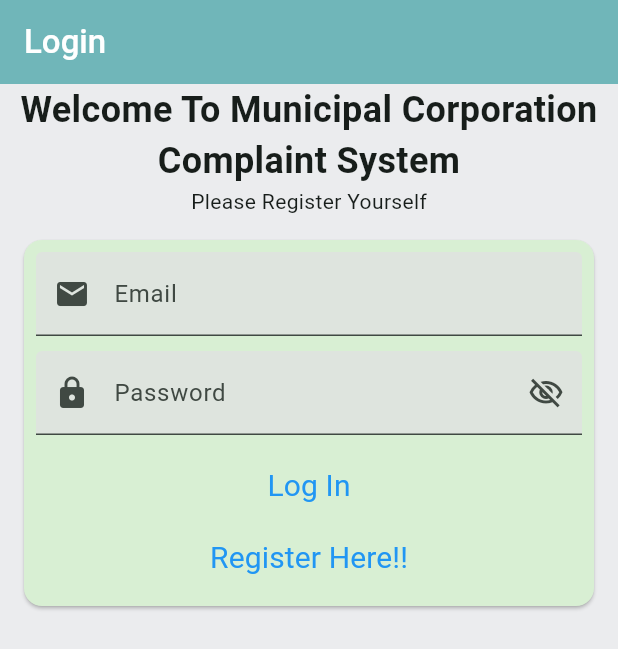
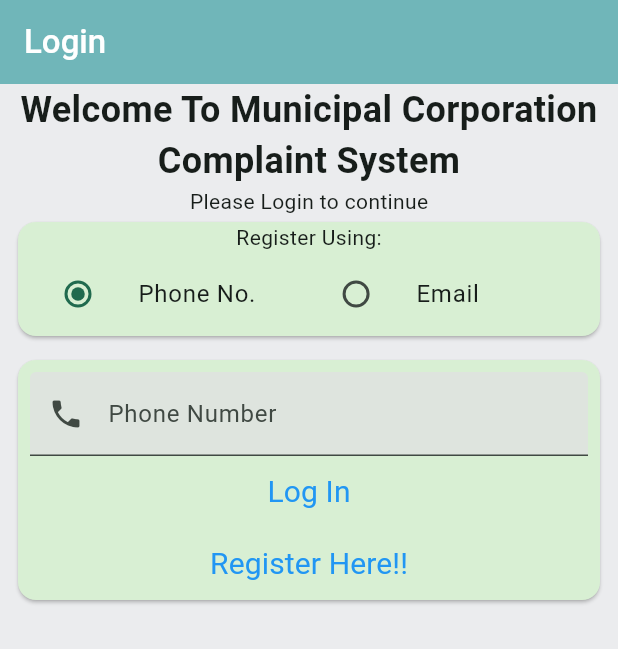
Before and after one commit to Omkar-t06/My_MCMS_App, a Flutter app: the screen it shows after launch, on a phone screen of 412 x 824 dp. Shown: the top 649 px of the screen. Run offline on Flutter 3.47's test engine with Material 3 defaults, Android fonts, the phone set to English and light mode, and no system bars; our stand-ins replace firebase_auth, firebase_core; accounts and stored records are empty.

Commit message:
Changes in Login UI and Logic

```diff
--- a/lib/constants/router.dart
+++ b/lib/constants/router.dart
@@ -1,4 +1,5 @@
 import 'package:flutter/material.dart';
+import 'package:my_mcms/views/client_views/client_home_view.dart';
 import 'package:my_mcms/views/login_view.dart';
 import 'package:my_mcms/views/registration_view.dart';
 import 'package:my_mcms/views/verify_email.dart';
@@ -20,6 +21,11 @@ Route<dynamic> generateRoute(RouteSettings routeSettings) {
         settings: routeSettings,
         builder: (context) => const VerifyEmail(),
       );
+    case ClientHomeView.route:
+      return MaterialPageRoute(
+        settings: routeSettings,
+        builder: (context) => const ClientHomeView(),
+      );
     default:
       return MaterialPageRoute(
         settings: routeSettings,
--- a/lib/main.dart
+++ b/lib/main.dart
@@ -26,13 +26,13 @@ class MyApp extends StatelessWidget {
         useMaterial3: true,
       ),
       onGenerateRoute: (settings) => generateRoute(settings),
-      home: const HomePage(),
+      home: const ViewBuilder(),
     );
   }
 }
 
-class HomePage extends StatelessWidget {
-  const HomePage({super.key});
+class ViewBuilder extends StatelessWidget {
+  const ViewBuilder({super.key});
 
   @override
   Widget build(BuildContext context) {
--- a/lib/views/login_view.dart
+++ b/lib/views/login_view.dart
@@ -3,12 +3,16 @@
 import 'package:firebase_auth/firebase_auth.dart';
 import 'package:flutter/material.dart';
 import 'package:my_mcms/constants/colors.dart';
+import 'package:my_mcms/constants/enums.dart';
 import 'package:my_mcms/constants/text_style.dart';
+import 'package:my_mcms/utils/message_widget/show_otp_dialog.dart';
 import 'package:my_mcms/utils/message_widget/show_snackbar.dart';
+import 'package:my_mcms/views/client_views/client_home_view.dart';
 import 'package:my_mcms/views/registration_view.dart';
 import 'package:my_mcms/utils/widgets/auth_textfield.dart';
 import 'package:my_mcms/utils/widgets/custom_appbar.dart';
 import 'package:my_mcms/utils/widgets/title_text.dart';
+import 'package:my_mcms/views/verify_email.dart';
 
 class LoginView extends StatefulWidget {
   static const String route = '/login';
@@ -19,18 +23,67 @@ class LoginView extends StatefulWidget {
 }
 
 class _LoginViewState extends State<LoginView> {
+  RegistrationOptions _options = RegistrationOptions.phoneNo;
   final TextEditingController _emailController = TextEditingController();
+  final TextEditingController _phoneController = TextEditingController();
   final TextEditingController _passwordController = TextEditingController();
 
   @override
   void dispose() {
     _emailController.dispose();
+    _phoneController.dispose();
     _passwordController.dispose();
     super.dispose();
   }
 
+  void switchOptions(RegistrationOptions? value) {
+    setState(() {
+      _options = value!;
+    });
+  }
+
+  void phoneSign() async {
+    try {
+      await phoneSignInService(context, _phoneController.text.trim());
+    } catch (e) {
+      showSnackBar(context, e.toString());
+    }
+  }
+
+  Future<void> phoneSignInService(BuildContext context, String phoneNo) async {
+    TextEditingController codeController = TextEditingController();
+    await FirebaseAuth.instance.verifyPhoneNumber(
+      phoneNumber: phoneNo,
+      verificationCompleted: (PhoneAuthCredential credential) async {
+        await FirebaseAuth.instance.signInWithCredential(credential);
+      },
+      verificationFailed: (e) {
+        showSnackBar(
+          context,
+          e.message ?? 'An error occurred. Please try again later.',
+        );
+      },
+      codeSent: ((String verificationId, int? refreshToken) {
+        showOTPDialog(
+          context: context,
+          controller: codeController,
+          onPressed: () async {
+            PhoneAuthCredential credentials = PhoneAuthProvider.credential(
+              verificationId: verificationId,
+              smsCode: codeController.text.trim(),
+            );
+            await FirebaseAuth.instance.signInWithCredential(credentials);
+            Navigator.of(context).pop();
+          },
+        );
+      }),
+      codeAutoRetrievalTimeout: (String verificationId) {},
+    );
+  }
+
   @override
   Widget build(BuildContext context) {
+    var currentWidth = MediaQuery.of(context).size.width;
     return Scaffold(
       backgroundColor: ColorPalette.background,
       appBar: customAppBar(titleText: "Login"),
@@ -41,43 +94,111 @@ class _LoginViewState extends State<LoginView> {
               TitleText(
                 data: "Welcome To Municipal Corporation Complaint System",
               ),
-              Text("Please Register Yourself"),
+              Text("Please Login to continue"),
             ],
           ),
           Padding(
-            padding: const EdgeInsets.all(12.0),
+            padding: const EdgeInsets.only(
+              left: 8.0,
+              right: 8.0,
+            ),
+            child: Card(
+              color: ColorPalette.backgroundVariance,
+              child: Column(
+                children: [
+                  const Text("Register Using:"),
+                  Row(
+                    children: [
+                      SizedBox(
+                        width: currentWidth * 0.45,
+                        child: ListTile(
+                          title: const Text("Phone No."),
+                          leading: Radio<RegistrationOptions>(
+                            value: RegistrationOptions.phoneNo,
+                            groupValue: _options,
+                            onChanged: switchOptions,
+                          ),
+                        ),
+                      ),
+                      SizedBox(
+                        width: currentWidth * 0.45,
+                        child: ListTile(
+                          title: const Text("Email"),
+                          leading: Radio<RegistrationOptions>(
+                            value: RegistrationOptions.email,
+                            groupValue: _options,
+                            onChanged: switchOptions,
+                          ),
+                        ),
+                      ),
+                    ],
+                  ),
+                ],
+              ),
+            ),
+          ),
+          Padding(
+            padding: const EdgeInsets.all(8.0),
             child: Card(
               color: ColorPalette.backgroundVariance,
               child: Padding(
-                padding: const EdgeInsets.all(8.0),
+                padding: const EdgeInsets.only(left: 8.0, right: 8.0, top: 8.0),
                 child: Column(
+                  children: [
+                    if (_options == RegistrationOptions.phoneNo)
+                      IdCredencialTextField(
+                        controller: _phoneController,
+                        keyboardType: TextInputType.phone,
+                        hintText: 'Enter your phone number',
+                        label: 'Phone Number',
+                        icon: const Icon(Icons.phone),
+                      ),
+                    if (_options == RegistrationOptions.email)
+                      Column(
                         children: [
                           IdCredencialTextField(
                             controller: _emailController,
                             keyboardType: TextInputType.emailAddress,
                             hintText: 'Enter your email',
+                            label: 'Email',
                             icon: const Icon(Icons.email),
-                      label: 'Email',
                           ),
                           const SizedBox(
-                      height: 10,
+                            height: 5,
                           ),
                           PasswordTextField(
                             controller: _passwordController,
                           ),
-                    const SizedBox(
-                      height: 10,
+                        ],
                       ),
                     TextButton(
                       onPressed: () async {
+                        if (_options == RegistrationOptions.email) {
                           try {
-                          await FirebaseAuth.instance
+                            final user = await FirebaseAuth.instance
                                 .signInWithEmailAndPassword(
                               email: _emailController.text,
                               password: _passwordController.text,
                             );
+                            if (user.user!.emailVerified == false) {
+                              await user.user!.sendEmailVerification();
+                              Navigator.pushNamedAndRemoveUntil(
+                                context,
+                                VerifyEmail.route,
+                                (route) => false,
+                              );
+                            } else {
+                              Navigator.pushNamedAndRemoveUntil(
+                                context,
+                                ClientHomeView.route,
+                                (route) => false,
+                              );
+                            }
                           } catch (e) {
                             showSnackBar(context, e.toString());
+                          }
+                        } else {
+                          phoneSign();
                         }
                       },
                       child: const Text("Log In", style: buttonTextStyle),
--- a/lib/views/registration_view.dart
+++ b/lib/views/registration_view.dart
@@ -175,6 +175,7 @@ class _RegistrationViewState extends State<RegistrationView> {
                               email: _emailController.text,
                               password: _passwordController.text,
                             );
+
                             Navigator.pushNamedAndRemoveUntil(
                               context,
                               VerifyEmail.route,
```
Also changed, not shown: lib/views/client_views/client_home_view.dart (added, +15 -0 lines). Lines whose indentation alone changed are shown as unchanged.
